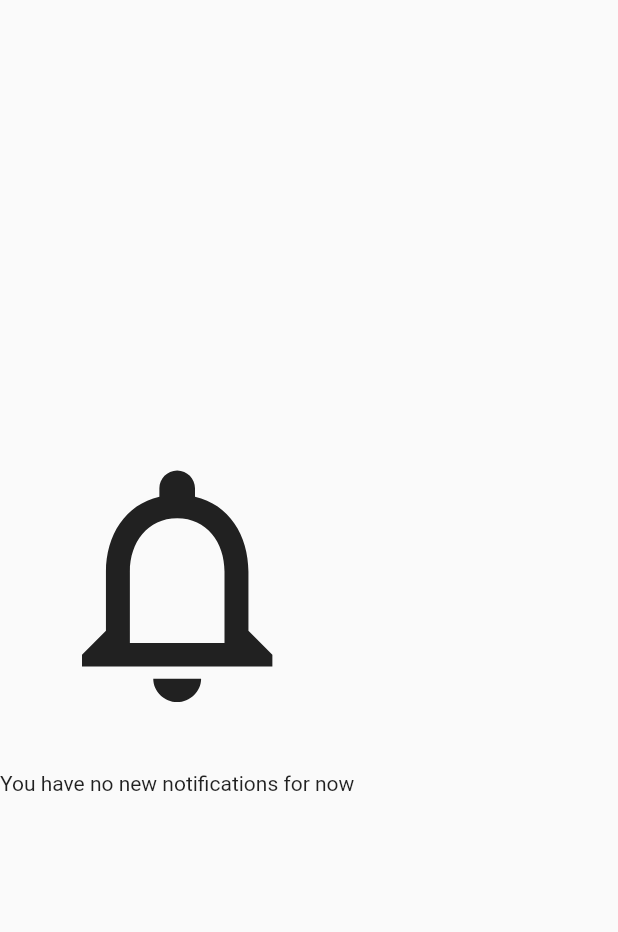
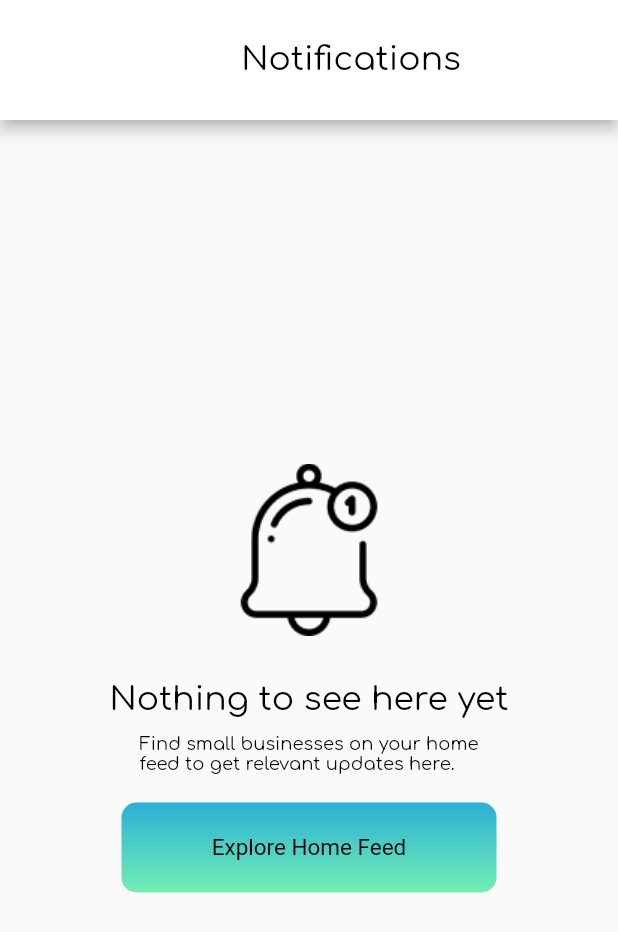
Before and after one commit to R-chard/upkeep, a Flutter app: the Notifications screen opened directly, on a phone screen of 412 x 824 dp. Shown: the top 932 px of the screen. Run offline on Flutter 3.47's test engine with Material 2 defaults, Android fonts, the phone set to English and light mode, and no system bars; our stand-ins replace firebase_core, firebase_database, firebase_storage, google_fonts, image_picker, permission_handler and 1 more; accounts and stored records are empty.

Commit message:
Updated notifications

```diff
--- a/lib/screens/Login/notifications.dart
+++ b/lib/screens/Login/notifications.dart
@@ -1,4 +1,5 @@
 import "package:flutter/material.dart";
+import 'package:google_fonts/google_fonts.dart';
 
 class Notifications extends StatefulWidget {
   @override
@@ -8,14 +9,75 @@ class Notifications extends StatefulWidget {
 class NotificationsState extends State<Notifications> {
   @override
   Widget build(BuildContext context) {
-    return Container(
-        child: Column(
-            mainAxisAlignment: MainAxisAlignment.center,
-            crossAxisAlignment: CrossAxisAlignment.center,
-            children: <Widget>[
-          Icon(Icons.notifications_none_outlined, size: 190),
-          SizedBox(height: 30),
-          Text("You have no new notifications for now")
-        ]));
+    return Scaffold(
+        appBar: AppBar(
+          backgroundColor: Colors.white,
+          toolbarHeight: 80,
+          title: Center(
+            child: Text(
+              'Notifications',
+              style: GoogleFonts.comfortaa(
+                textStyle: TextStyle(
+                  color: Colors.black,
+                  fontSize: 22,
+                  fontWeight: FontWeight.w400,
+                ),
+              ),
+            ),
+          ),
+        ),
+        body: Center(
+          child: Column(
+              mainAxisAlignment: MainAxisAlignment.center,
+              crossAxisAlignment: CrossAxisAlignment.center,
+              children: <Widget>[
+                Image.asset('assets/images/notification.png'),
+                SizedBox(height: 30),
+                Text(
+                  'Nothing to see here yet',
+                  style: GoogleFonts.comfortaa(
+                    textStyle: TextStyle(
+                      color: Colors.black,
+                      fontSize: 22,
+                      fontWeight: FontWeight.w400,
+                    ),
+                  ),
+                ),
+                SizedBox(height: 10),
+                Text(
+                  'Find small businesses on your home\nfeed to get relevant updates here.',
+                  style: GoogleFonts.comfortaa(
+                    textStyle: TextStyle(
+                      color: Colors.black,
+                      fontSize: 12,
+                      fontWeight: FontWeight.w400,
+                    ),
+                  ),
+                ),
+                SizedBox(height: 20),
+                Container(
+                  width: 250,
+                  child: Ink(
+                    decoration: BoxDecoration(
+                        gradient: LinearGradient(
+                          colors: [Color(0xff2BAFD6), Color(0xff72EFB3)],
+                          begin: Alignment.topCenter,
+                          end: Alignment.bottomCenter,
+                        ),
+                        borderRadius: BorderRadius.circular(10.0)),
+                    child: Container(
+                      constraints: BoxConstraints(
+                          maxWidth: MediaQuery.of(context).size.width,
+                          minHeight: 60.0),
+                      alignment: Alignment.center,
+                      child: Text(
+                        'Explore Home Feed',
+                        style: TextStyle(color: Colors.black, fontSize: 15),
+                      ),
+                    ),
+                  ),
+                )
+              ]),
+        ));
   }
 }
```
Also changed, not shown: assets/images/notification.png (added).
